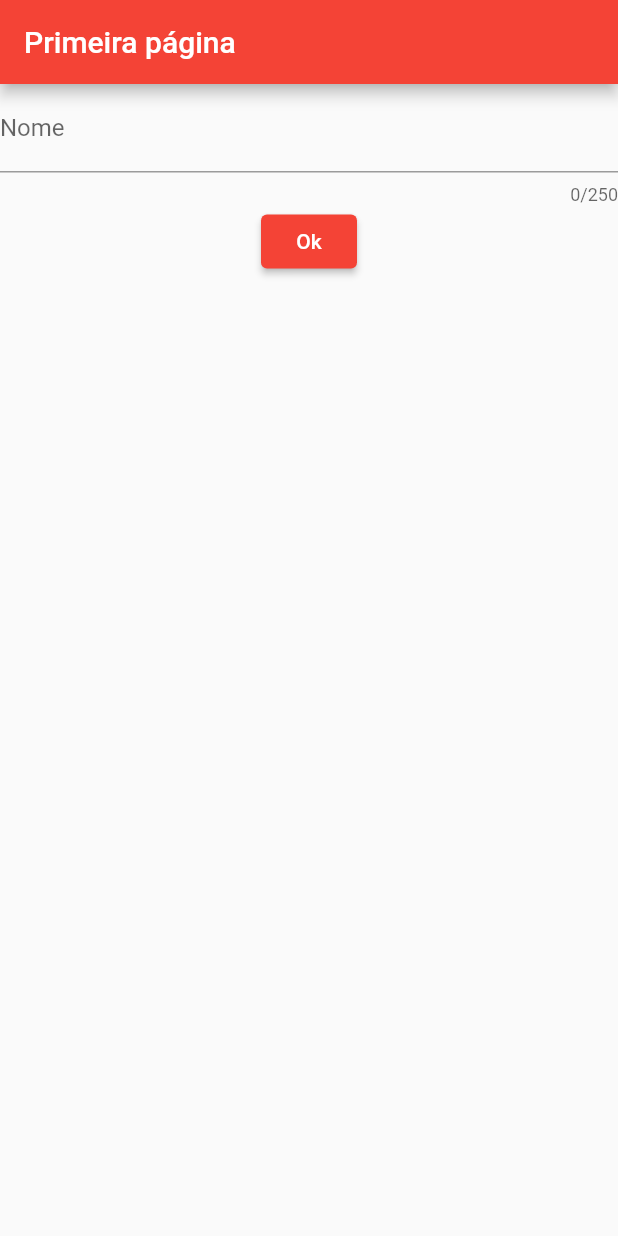
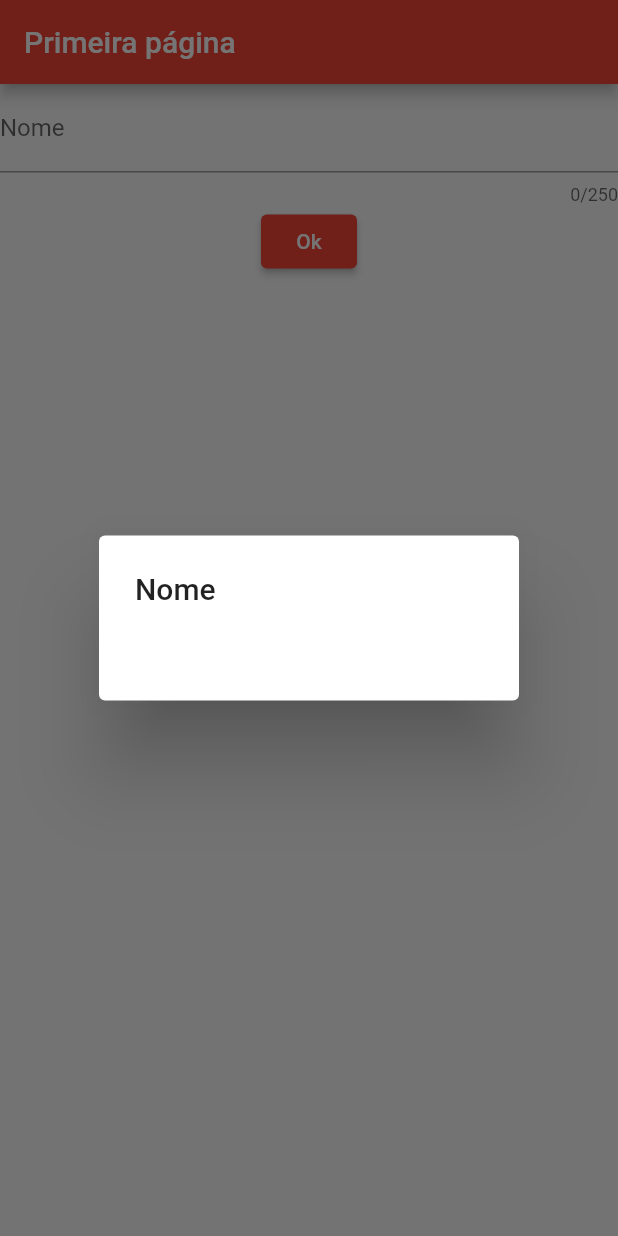
Before and after one commit to WesleyGCO/AvaliacaoDesenvolvimentoDispositivoMovel, a Flutter app: the screen it shows after launch, after a tap on "Ok", on a phone screen of 412 x 824 dp. Run offline on Flutter 3.47's test engine with Material 2 defaults, Android fonts, the phone set to English and light mode, and no system bars.

Commit message:
Apresentando o conteúdo digitado na tela

```diff
--- a/Avaliacao/aplicacao_flutter/lib/widgets/primeira_pagina.dart
+++ b/Avaliacao/aplicacao_flutter/lib/widgets/primeira_pagina.dart
@@ -5,6 +5,10 @@ import 'package:flutter/material.dart';
 class PrimeiraPagina extends StatelessWidget {
   @override
   Widget build(BuildContext context) {
+    String nome = "";
+    // Quando a variável já tem conteúdo, defina ele como var nome_variavel = 'nome'
+    // Quando a variável não tiver, faça como o exemplo acima
+
     return Scaffold(
       appBar: AppBar(
         title: Text('Primeira página'),
@@ -19,22 +23,29 @@ class PrimeiraPagina extends StatelessWidget {
               maxLength: 250, // Define a qtde de caracteres a serem digitados
               decoration: InputDecoration(
                   label: Text("Nome"), // Define o nome do campo a ser digitado
-                  hintText: 'Informe seu nome'),
-              onChanged: (valorDigitado) {
-                print(valorDigitado);
+                  hintText: 'Informe seu nome'), // Define uma dica para o campo
+              onChanged: (String valorDigitado) {
+                nome = valorDigitado;
               },
             ),
             ElevatedButton(
                 onPressed: () {
-                  //Função anônima: () {}
-                  print("teste"); // Imprime no console
+                  showDialog(
+                      // Tela com o conteúdo digitado
+                      context: context,
+                      builder: (context) {
+                        return AlertDialog(
+                          title: Text("Nome"),
+                          content: Text(nome),
+                        );
+                      });
                 },
-                child: Text("Ok"))
+                child: Text("Ok")) // Insere o nome do botão
           ],
         ),
       ),
     );
   }
 
-  // tentar rodar o aplicativo chamando este widget
+  // Tentar rodar o aplicativo chamando este widget
 }
```
